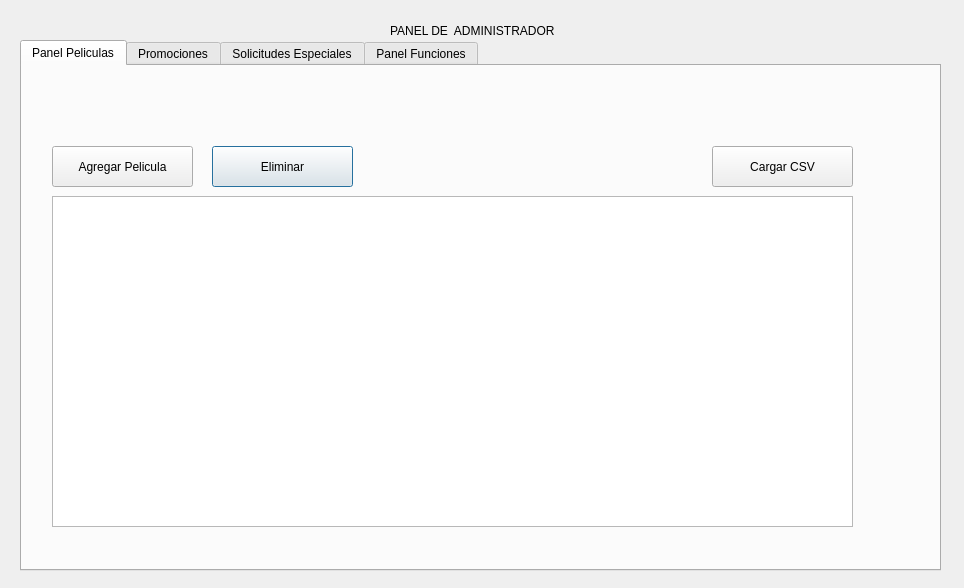
The window that EDD_Fase1/ProyectoF1/ui/admin.ui (MynorCanel/EDD_2S2026_PY_202307548) describes before a commit, drawn with Qt 5.
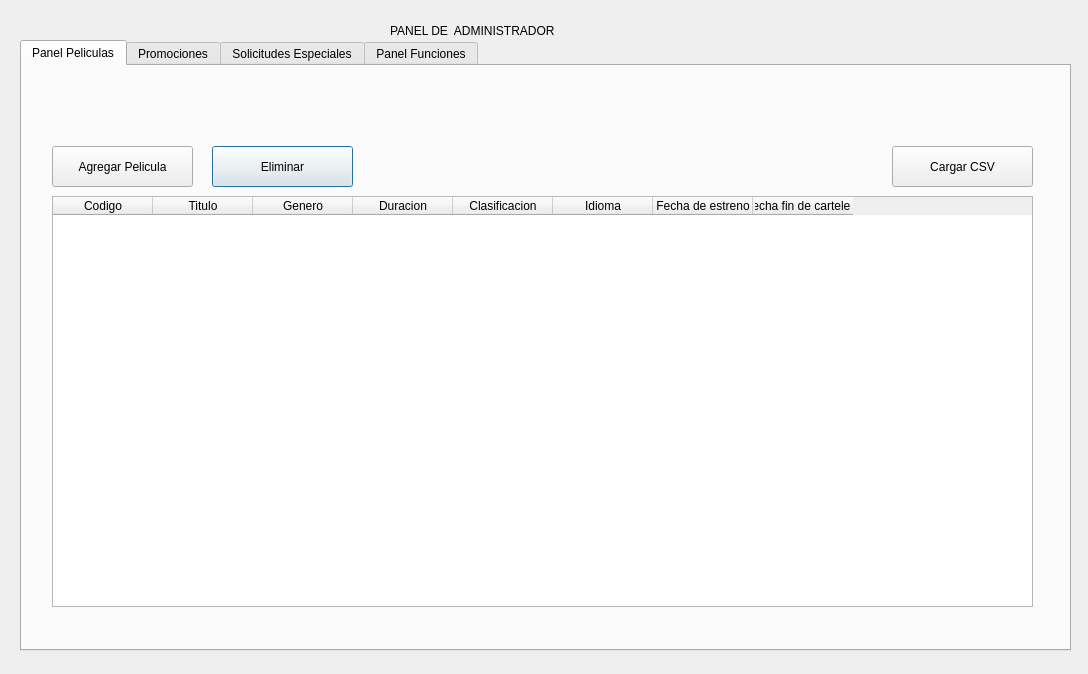
The same window after the commit. The open tabs and pages were chosen to show the change.

```diff
--- a/EDD_Fase1/ProyectoF1/ui/admin.ui
+++ b/EDD_Fase1/ProyectoF1/ui/admin.ui
@@ -6,8 +6,8 @@
    <rect>
     <x>0</x>
     <y>0</y>
-    <width>964</width>
-    <height>588</height>
+    <width>1088</width>
+    <height>674</height>
    </rect>
   </property>
   <property name="windowTitle">
@@ -31,8 +31,8 @@
     <rect>
      <x>20</x>
      <y>40</y>
-     <width>921</width>
-     <height>531</height>
+     <width>1051</width>
+     <height>611</height>
     </rect>
    </property>
    <property name="currentIndex">
@@ -56,14 +56,66 @@
      </property>
     </widget>
     <widget class="QTableWidget" name="tablaPeliculas">
+     <property name="enabled">
+      <bool>true</bool>
+     </property>
      <property name="geometry">
       <rect>
        <x>30</x>
        <y>130</y>
-       <width>801</width>
-       <height>331</height>
+       <width>981</width>
+       <height>411</height>
       </rect>
      </property>
+     <property name="editTriggers">
+      <set>QAbstractItemView::EditTrigger::NoEditTriggers</set>
+     </property>
+     <property name="dragDropOverwriteMode">
+      <bool>true</bool>
+     </property>
+     <property name="supportedDragActions">
+      <set>Qt::DropAction::CopyAction|Qt::DropAction::MoveAction</set>
+     </property>
+     <column>
+      <property name="text">
+       <string>Codigo</string>
+      </property>
+     </column>
+     <column>
+      <property name="text">
+       <string>Titulo</string>
+      </property>
+     </column>
+     <column>
+      <property name="text">
+       <string>Genero</string>
+      </property>
+     </column>
+     <column>
+      <property name="text">
+       <string>Duracion</string>
+      </property>
+     </column>
+     <column>
+      <property name="text">
+       <string>Clasificacion</string>
+      </property>
+     </column>
+     <column>
+      <property name="text">
+       <string>Idioma</string>
+      </property>
+     </column>
+     <column>
+      <property name="text">
+       <string>Fecha de estreno</string>
+      </property>
+     </column>
+     <column>
+      <property name="text">
+       <string>Fecha fin de cartelera</string>
+      </property>
+     </column>
     </widget>
     <widget class="QPushButton" name="botonAgregar">
      <property name="geometry">
@@ -81,7 +133,7 @@
     <widget class="QPushButton" name="botonCargarCSV">
      <property name="geometry">
       <rect>
-       <x>690</x>
+       <x>870</x>
        <y>80</y>
        <width>141</width>
        <height>41</height>
```
Left out of the diff: 16 changed lines with no effect on the pictures.
